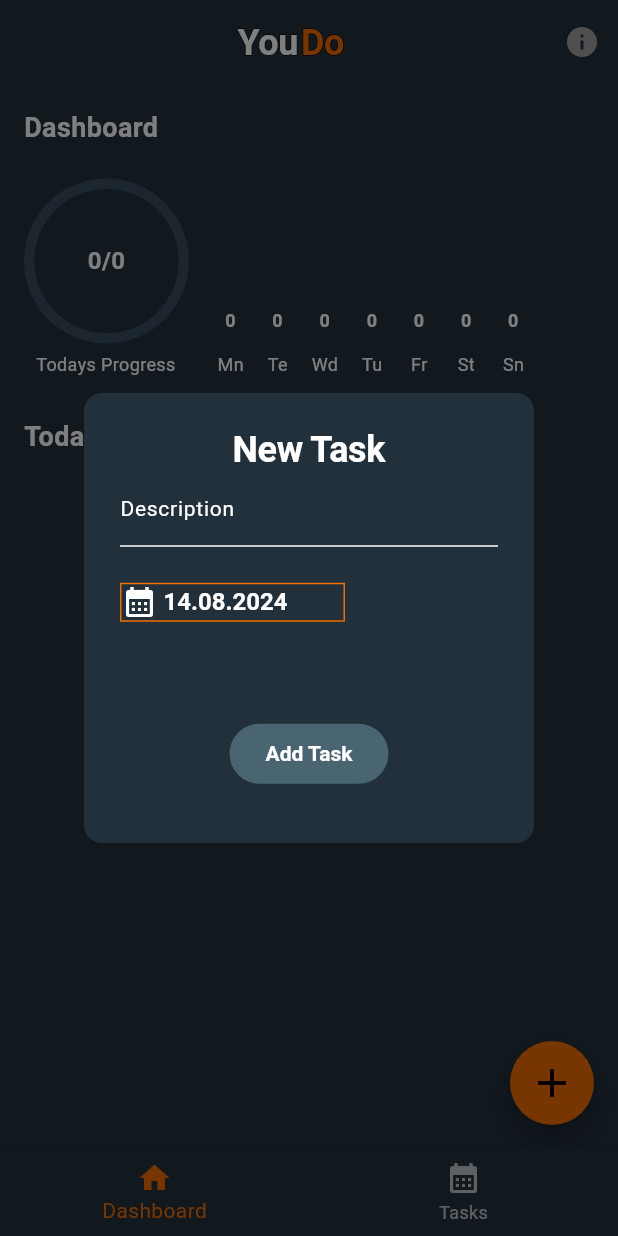
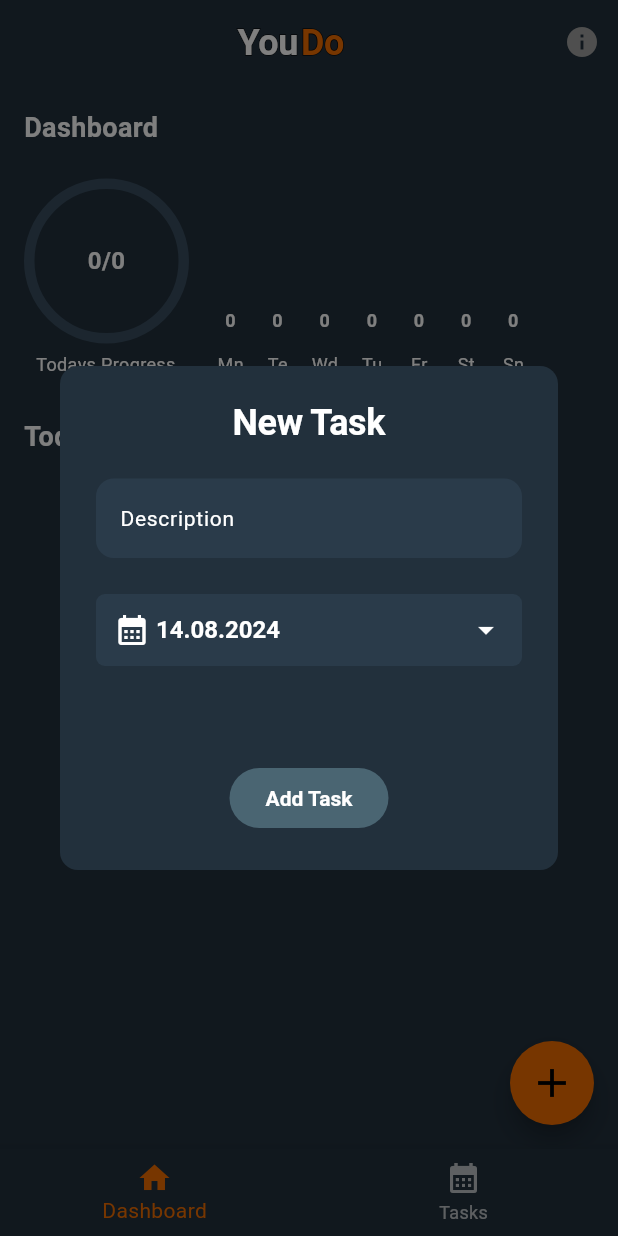
Before and after one commit to Dustindyn/to_do_app, a Flutter app: the screen it shows after launch, after a tap on the "add" icon, on a phone screen of 412 x 824 dp. Run offline on Flutter 3.47's test engine with Material 3 defaults, Android fonts, the phone set to English and light mode, and no system bars; drawn by our look-alikes of fl_chart, percent_indicator; our stand-ins replace flutter_bloc, flutter_local_notifications, freezed_annotation, get_it, go_router, month_picker_dialog and 3 more; missing offline and left inert: animated_line_through; generated files the repository leaves out were written again.

Commit message:
design adjustments of add task dialog

```diff
--- a/lib/src/core/tasks/widgets/add_task_dialog.dart
+++ b/lib/src/core/tasks/widgets/add_task_dialog.dart
@@ -18,28 +18,28 @@ class _AddTaskDialogState extends State<AddTaskDialog> {
   late DateTime _selectedDate;
 
   @override
-  initState() {
+  void initState() {
     _selectedDate = widget.initialDate;
     super.initState();
   }
 
   @override
   Widget build(BuildContext context) {
-    return Container(
-      height: 300,
-      width: 300,
-      decoration: BoxDecoration(
-        color: context.theme.scaffoldBackgroundColor,
-        borderRadius: const BorderRadius.all(
-          Radius.circular(12),
-        ),
+    return Dialog(
+      backgroundColor: context.theme.scaffoldBackgroundColor,
+      shape: RoundedRectangleBorder(
+        borderRadius: BorderRadius.circular(12),
       ),
       child: Padding(
         padding: const EdgeInsets.all(24.0),
         child: Column(
+          mainAxisSize: MainAxisSize.min,
           children: [
-            Text(context.texts.add_task_new_task,
-                style: context.theme.textTheme.displayLarge),
+            Text(
+              context.texts.add_task_new_task,
+              style: context.theme.textTheme.displayLarge,
+            ),
+            const SizedBox(height: 24),
             TextField(
               onChanged: (value) => setState(() {
                 _description = value;
@@ -47,30 +47,49 @@ class _AddTaskDialogState extends State<AddTaskDialog> {
               decoration: InputDecoration(
                 labelText: context.texts.add_task_description,
                 hintText: context.texts.add_task_hint,
+                filled: true,
+                fillColor: context.theme.cardColor,
+                border: OutlineInputBorder(
+                  borderRadius: BorderRadius.circular(12),
+                  borderSide: BorderSide.none,
+                ),
+                focusedBorder: OutlineInputBorder(
+                  borderRadius: BorderRadius.circular(12),
+                  borderSide: BorderSide(
+                    color: context.theme.primaryColor,
+                    width: 2,
                   ),
                 ),
+              ),
+              style: context.theme.textTheme.bodyLarge
+                  ?.copyWith(color: Colors.white),
+            ),
             const SizedBox(height: 24),
-            Row(
-              children: [
             InkWell(
               onTap: () => _selectDate(context),
               child: Container(
-                    width: 150,
+                padding: const EdgeInsets.all(12.0),
                 decoration: BoxDecoration(
-                      border: Border.all(color: context.theme.primaryColor),
+                  color: context.theme.cardColor,
+                  borderRadius: BorderRadius.circular(6),
                 ),
                 child: Row(
+                  mainAxisAlignment: MainAxisAlignment.spaceBetween,
+                  children: [
+                    Row(
                       children: [
                         const Icon(Icons.calendar_month),
                         const SizedBox(width: 4),
-                        Text(DateFormat('dd.MM.yyyy').format(_selectedDate),
-                            style: context.theme.textTheme.displaySmall)
+                        Text(
+                          DateFormat('dd.MM.yyyy').format(_selectedDate),
+                          style: context.theme.textTheme.displaySmall,
+                        ),
+                      ],
+                    ),
+                    const Icon(Icons.arrow_drop_down),
                   ],
                 ),
               ),
-                ),
-                const Spacer()
-              ],
             ),
             const SizedBox(height: 64),
             ElevatedButton(
@@ -87,7 +106,7 @@ class _AddTaskDialogState extends State<AddTaskDialog> {
                 context.texts.add_task_submit,
                 style: const TextStyle(color: Colors.white),
               ),
-            )
+            ),
           ],
         ),
       ),
@@ -95,12 +114,25 @@ class _AddTaskDialogState extends State<AddTaskDialog> {
   }
 
   void _selectDate(BuildContext context) async {
-    //TODO: change calendar color to match scaffold color
     final date = await showDatePicker(
       context: context,
-      initialDate: widget.initialDate,
+      initialDate: _selectedDate,
       firstDate: DateTime.now(),
       lastDate: DateTime(2025),
+      builder: (context, child) {
+        return Theme(
+          data: Theme.of(context).copyWith(
+            colorScheme: Theme.of(context).colorScheme.copyWith(
+                  primary: context.theme.primaryColor,
+                  onPrimary: Colors.white,
+                  surface: context.theme.scaffoldBackgroundColor,
+                  onSurface: Colors.white,
+                ),
+            dialogBackgroundColor: context.theme.scaffoldBackgroundColor,
+          ),
+          child: child!,
+        );
+      },
     );
     if (date != null) {
       setState(() {
```
Lines whose indentation alone changed are shown as unchanged.
